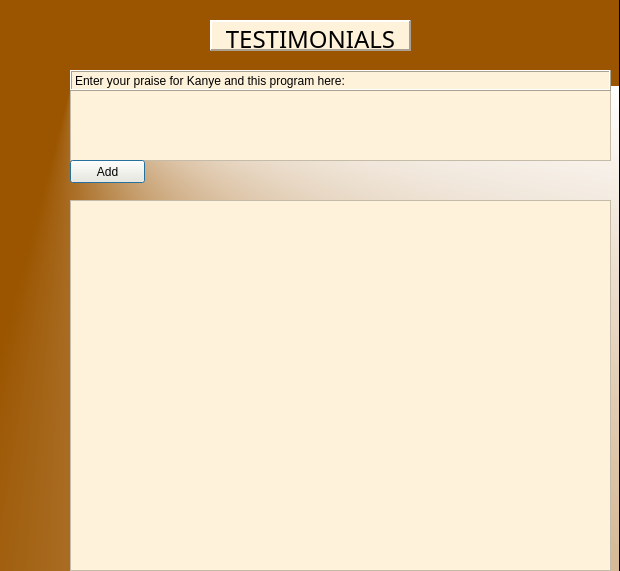
The window that ProjectFeelTheChunder/testimonials.ui (chundercatsllc/CS1C-Team-Chundercats) describes before a commit, drawn with Qt 5.
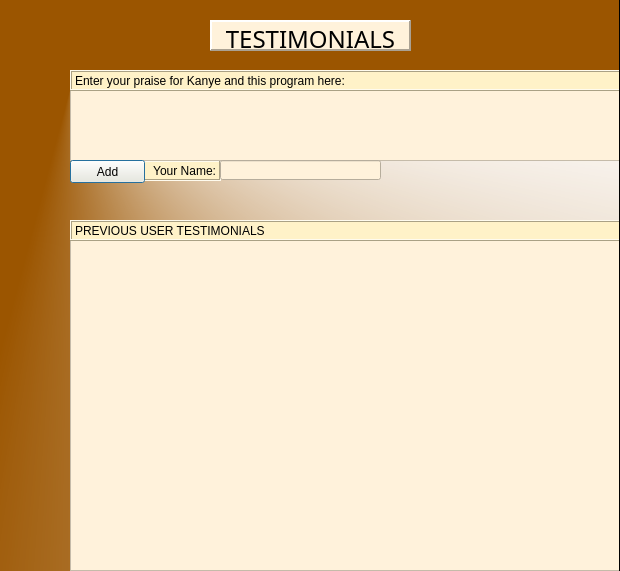
The same window after the commit.

The edit to the form file:
```diff
--- a/ProjectFeelTheChunder/testimonials.ui
+++ b/ProjectFeelTheChunder/testimonials.ui
@@ -25,6 +25,9 @@
      <height>591</height>
     </rect>
    </property>
+   <property name="styleSheet">
+    <string notr="true"/>
+   </property>
    <property name="widgetResizable">
     <bool>true</bool>
    </property>
@@ -81,7 +84,7 @@
       <rect>
        <x>70</x>
        <y>90</y>
-       <width>541</width>
+       <width>561</width>
        <height>71</height>
       </rect>
      </property>
@@ -101,12 +104,12 @@
       <rect>
        <x>70</x>
        <y>70</y>
-       <width>541</width>
+       <width>551</width>
        <height>21</height>
       </rect>
      </property>
      <property name="styleSheet">
-      <string notr="true">background-color: rgb(255, 242, 219);</string>
+      <string notr="true">background-color: rgb(255, 242, 200);</string>
      </property>
      <property name="frameShape">
       <enum>QFrame::Box</enum>
@@ -141,15 +144,86 @@
      <property name="geometry">
       <rect>
        <x>70</x>
-       <y>200</y>
-       <width>541</width>
-       <height>371</height>
+       <y>240</y>
+       <width>571</width>
+       <height>331</height>
       </rect>
      </property>
      <property name="styleSheet">
       <string notr="true">background-color: rgb(255, 242, 219);</string>
      </property>
     </widget>
+    <widget class="QLabel" name="label_3">
+     <property name="geometry">
+      <rect>
+       <x>70</x>
+       <y>220</y>
+       <width>551</width>
+       <height>21</height>
+      </rect>
+     </property>
+     <property name="styleSheet">
+      <string notr="true">background-color: rgb(255, 242, 200);</string>
+     </property>
+     <property name="frameShape">
+      <enum>QFrame::Box</enum>
+     </property>
+     <property name="frameShadow">
+      <enum>QFrame::Raised</enum>
+     </property>
+     <property name="lineWidth">
+      <number>1</number>
+     </property>
+     <property name="text">
+      <string>PREVIOUS USER TESTIMONIALS</string>
+     </property>
+    </widget>
+    <widget class="QLineEdit" name="name_box">
+     <property name="geometry">
+      <rect>
+       <x>220</x>
+       <y>160</y>
+       <width>161</width>
+       <height>20</height>
+      </rect>
+     </property>
+     <property name="styleSheet">
+      <string notr="true">background-color: rgb(255, 242, 219);</string>
+     </property>
+    </widget>
+    <widget class="QLabel" name="label_4">
+     <property name="geometry">
+      <rect>
+       <x>140</x>
+       <y>160</y>
+       <width>81</width>
+       <height>21</height>
+      </rect>
+     </property>
+     <property name="styleSheet">
+      <string notr="true">background-color: rgb(255, 242, 200);</string>
+     </property>
+     <property name="frameShape">
+      <enum>QFrame::Box</enum>
+     </property>
+     <property name="frameShadow">
+      <enum>QFrame::Sunken</enum>
+     </property>
+     <property name="text">
+      <string>Your Name:</string>
+     </property>
+     <property name="alignment">
+      <set>Qt::AlignRight|Qt::AlignTrailing|Qt::AlignVCenter</set>
+     </property>
+    </widget>
+    <zorder>label_4</zorder>
+    <zorder>label</zorder>
+    <zorder>add_testi_edit_box</zorder>
+    <zorder>label_2</zorder>
+    <zorder>pushButton</zorder>
+    <zorder>view_testis</zorder>
+    <zorder>label_3</zorder>
+    <zorder>name_box</zorder>
    </widget>
   </widget>
  </widget>
```
